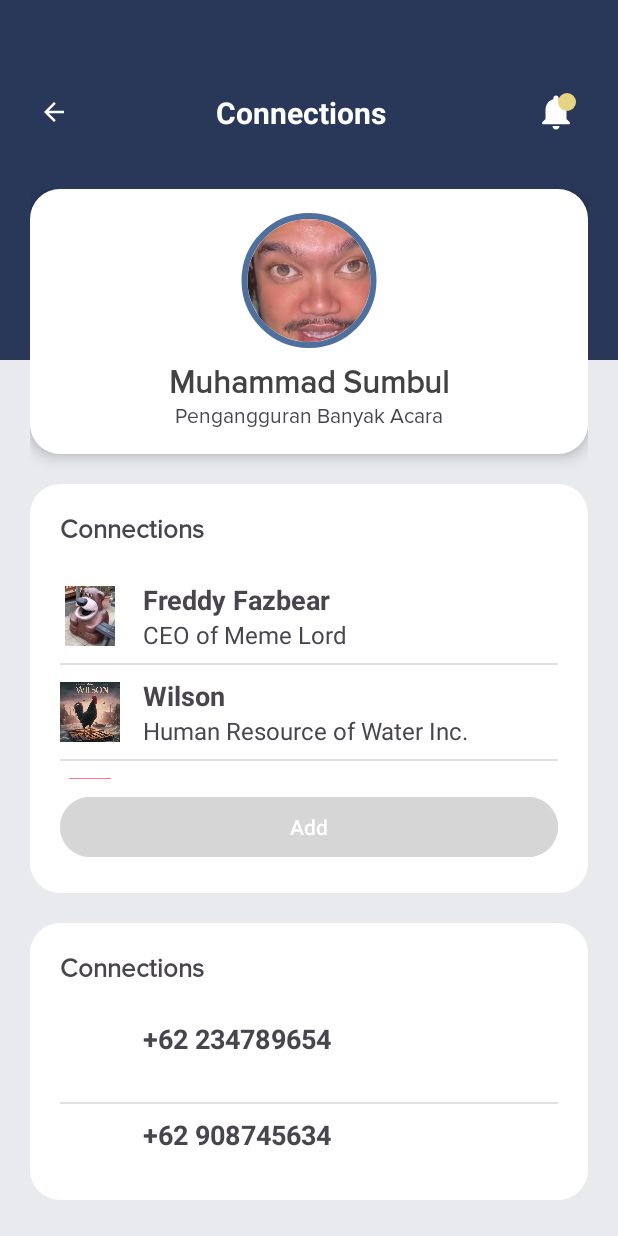
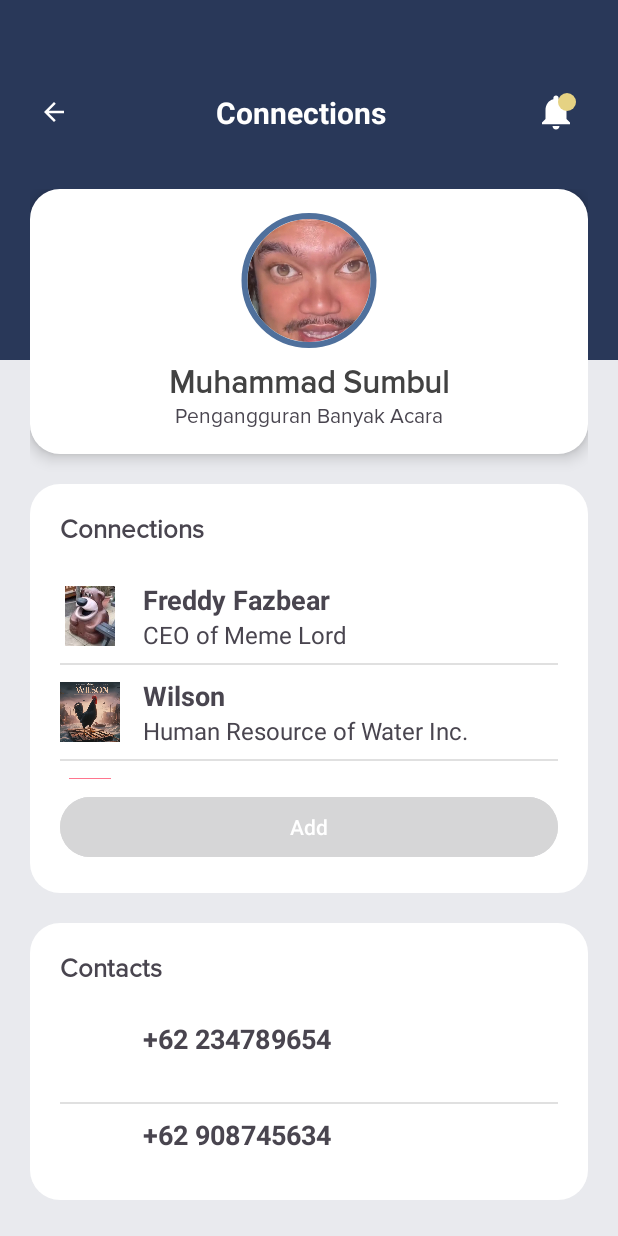
Before and after one commit to Sh1rush1i/Android-Job-Vacancy-App, an Android app: the ConnectionsActvity screen opened directly, with no data from a screen before it, on a phone screen of 412 x 824 dp. Run offline under Robolectric (Android 15) with nearby library versions, the phone set to English and light mode, and no system bars; our stand-ins replace CircleImageView.

Commit message:
Assesment 2

```diff
--- a/app/src/main/java/com/example/pepebeem/ConnectionsActvity.kt
+++ b/app/src/main/java/com/example/pepebeem/ConnectionsActvity.kt
@@ -19,21 +19,18 @@ class ConnectionsActvity  : AppCompatActivity() {
         WindowCompat.setDecorFitsSystemWindows(
             window,false
         )
-
         val backBtn = findViewById<ImageView>(R.id.backBtn)
         backBtn.setOnClickListener {
             val intent = Intent(this, ProfileActivity::class.java)
             startActivity(intent)
             finish()
         }
-
         val notificationbtn = findViewById<ImageView>(R.id.notificationbtn)
         notificationbtn.setOnClickListener {
             val intent = Intent(this, NotificationActivity::class.java)
             startActivity(intent)
             finish()
         }
-
         // siapin variable array yang mempunyai nilai
         val namanama = arrayOf<String>(
             "Freddy Fazbear",
@@ -42,7 +39,6 @@ class ConnectionsActvity  : AppCompatActivity() {
             "Bill",
             "El Gato"
             )
-
         val desc = arrayOf<String>(
             "CEO of Meme Lord",
             "Human Resource of Water Inc.",
@@ -50,7 +46,6 @@ class ConnectionsActvity  : AppCompatActivity() {
             "CEO of Mining Company",
             "Vet"
             )
-
         val fotofoto = arrayOf<Int>(
             R.drawable.fazbear,
             R.drawable.wilson,
@@ -58,16 +53,13 @@ class ConnectionsActvity  : AppCompatActivity() {
             R.drawable.bill,
             R.drawable.elgato
         )
-
         val fotofoto1 = arrayOf<Int>(
-            R.drawable.ic_notifications_white_24dp,
-            R.drawable.ic_notifications_white_24dp,
-            R.drawable.ic_notifications_white_24dp,
-            R.drawable.ic_notifications_white_24dp,
-            R.drawable.ic_notifications_white_24dp,
-
+            R.drawable.circularbordersolid,
+            R.drawable.circularbordersolid,
+            R.drawable.circularbordersolid,
+            R.drawable.circularbordersolid,
+            R.drawable.circularbordersolid
         )
-
         val noTelp = arrayOf<String>(
             "+62 234789654",
             "+62 908745634",
@@ -75,7 +67,6 @@ class ConnectionsActvity  : AppCompatActivity() {
             "+62 476329874",
             "+62 765904561"
         )
-
         val none1 = arrayOf<String>(
             "",
             "",
@@ -83,7 +74,6 @@ class ConnectionsActvity  : AppCompatActivity() {
             "",
             ""
         )
-
         val Deskripsi = arrayOf<String>(
             "Lorem ipsum dolor sit amet, consectetur adipiscing elit. Ut tempor ex volutpat consectetur efficitur. Fusce efficitur, erat pretium lacinia tincidunt, magna orci mattis orci, non porttitor diam justo sodales elit. Donec elementum quis quam at sagittis. Donec eu dolor rhoncus, rhoncus lectus a, ultricies quam. Curabitur pretium aliquam tortor ac dignissim. Nulla a orci scelerisque, finibus leo nec, suscipit enim. Duis vel tempus nunc, at mattis nisi. Lorem ipsum dolor sit amet, consectetur adipiscing elit. Sed ac lacus vulputate, scelerisque tortor quis, volutpat odio.",
             "Lorem ipsum dolor sit amet, consectetur adipiscing elit. Ut tempor ex volutpat consectetur efficitur. Fusce efficitur, erat pretium lacinia tincidunt, magna orci mattis orci, non porttitor diam justo sodales elit. Donec elementum quis quam at sagittis. Donec eu dolor rhoncus, rhoncus lectus a, ultricies quam. Curabitur pretium aliquam tortor ac dignissim. Nulla a orci scelerisque, finibus leo nec, suscipit enim. Duis vel tempus nunc, at mattis nisi. Lorem ipsum dolor sit amet, consectetur adipiscing elit. Sed ac lacus vulputate, scelerisque tortor quis, volutpat odio.",
@@ -91,30 +81,33 @@ class ConnectionsActvity  : AppCompatActivity() {
             "Lorem ipsum dolor sit amet, consectetur adipiscing elit. Ut tempor ex volutpat consectetur efficitur. Fusce efficitur, erat pretium lacinia tincidunt, magna orci mattis orci, non porttitor diam justo sodales elit. Donec elementum quis quam at sagittis. Donec eu dolor rhoncus, rhoncus lectus a, ultricies quam. Curabitur pretium aliquam tortor ac dignissim. Nulla a orci scelerisque, finibus leo nec, suscipit enim. Duis vel tempus nunc, at mattis nisi. Lorem ipsum dolor sit amet, consectetur adipiscing elit. Sed ac lacus vulputate, scelerisque tortor quis, volutpat odio.",
             "Lorem ipsum dolor sit amet, consectetur adipiscing elit. Ut tempor ex volutpat consectetur efficitur. Fusce efficitur, erat pretium lacinia tincidunt, magna orci mattis orci, non porttitor diam justo sodales elit. Donec elementum quis quam at sagittis. Donec eu dolor rhoncus, rhoncus lectus a, ultricies quam. Curabitur pretium aliquam tortor ac dignissim. Nulla a orci scelerisque, finibus leo nec, suscipit enim. Duis vel tempus nunc, at mattis nisi. Lorem ipsum dolor sit amet, consectetur adipiscing elit. Sed ac lacus vulputate, scelerisque tortor quis, volutpat odio."
         )
-
-
         val list1 = findViewById<ListView>(R.id.listview1)
         list1.adapter = listAdapter(this, noTelp, fotofoto1 , none1 )
         list1.setOnItemClickListener { adapterView, view, position, id ->
-
+            val clipboardText = desc.getOrNull(position) ?: ""
+            if (clipboardText.isNotEmpty()) {
+                copyToClipboard(clipboardText)
+                Toast.makeText(this, "Contact number copied to clipboard", Toast.LENGTH_SHORT).show()
+            }
         }
-
         // definisi list view
         val list = findViewById<ListView>(R.id.listview)
         list.adapter = listAdapter(this, namanama, fotofoto, desc)
         list.setOnItemClickListener { adapterView, view, position, id ->
             val intent = Intent(this, Profile1Activity::class.java)
-
             // Menyertakan data ekstra ke Intent
             intent.putExtra("nama", namanama[position])
             intent.putExtra("desc", desc[position])
             intent.putExtra("foto", fotofoto[position])
             intent.putExtra("notelp", noTelp[position])
             intent.putExtra("deskripsi", Deskripsi[position])
-
-
             // Memulai aktivitas dengan Intent yang dikonfigurasi
             startActivity(intent)
         }
     }
+    private fun copyToClipboard(text: String) {
+        val clipboardManager = getSystemService(Context.CLIPBOARD_SERVICE) as ClipboardManager
+        val clipData = ClipData.newPlainText("Copied Text", text)
+        clipboardManager.setPrimaryClip(clipData)
+    }
 }
--- a/app/src/main/java/com/example/pepebeem/Profile1Activity.kt
+++ b/app/src/main/java/com/example/pepebeem/Profile1Activity.kt
@@ -1,14 +1,10 @@
 package com.example.pepebeem
 
-import android.content.ClipData
-import android.content.ClipboardManager
-import android.content.Context
+
 import android.content.Intent
 import android.os.Bundle
 import android.widget.ImageView
-import android.widget.ListView
 import android.widget.TextView
-import android.widget.Toast
 import androidx.appcompat.app.AppCompatActivity
 import androidx.core.view.WindowCompat
 import de.hdodenhof.circleimageview.CircleImageView
--- a/app/src/main/res/layout/connections.xml
+++ b/app/src/main/res/layout/connections.xml
@@ -12,7 +12,6 @@
         android:layout_width="match_parent"
         android:layout_height="240dp"
         android:background="@color/blue" />
-
     <!--Top Header Layout-->
     <LinearLayout
         android:id="@+id/topbar"
@@ -22,19 +21,16 @@
         android:gravity="center_vertical"
         android:padding="16dp"
         android:layout_marginTop="34dp">
-
         <ImageView
             android:id="@+id/backBtn"
             android:layout_width="40dp"
             android:layout_height="40dp"
             android:padding="10dp"
             android:src="@drawable/ic_arrow_back_24dp" />
-
         <Space
             android:layout_width="wrap_content"
             android:layout_height="wrap_content"
             android:layout_weight="1" />
-
         <TextView
             android:layout_width="wrap_content"
             android:layout_height="wrap_content"
@@ -42,16 +38,13 @@
             android:textColor="@color/white2"
             android:textSize="20sp"
             android:textStyle="bold"/>
-
         <Space
             android:layout_width="wrap_content"
             android:layout_height="wrap_content"
             android:layout_weight="1" />
-
         <RelativeLayout
             android:layout_width="50dp"
             android:layout_height="50dp">
-
             <ImageView
                 android:id="@+id/notificationbtn"
                 android:layout_width="40dp"
@@ -59,7 +52,6 @@
                 android:layout_centerInParent="true"
                 android:padding="6dp"
                 android:src="@drawable/ic_notifications_white_24dp" />
-
             <ImageView
                 android:layout_width="20dp"
                 android:layout_height="20dp"
@@ -72,15 +64,12 @@
                 android:padding="4dp"
                 android:src="@drawable/circleyellowfil" />
         </RelativeLayout>
-
     </LinearLayout>
-
     <RelativeLayout
         android:layout_width="match_parent"
         android:layout_height="match_parent"
         android:scrollbars="none"
         android:layout_below="@+id/topbar">
-
         <LinearLayout
             android:layout_width="match_parent"
             android:layout_height="match_parent"
@@ -88,7 +77,6 @@
             android:paddingLeft="20dp"
             android:paddingTop="10dp"
             android:paddingRight="20dp">
-
             <!--Top Profile Section -->
             <LinearLayout
                 android:layout_width="match_parent"
@@ -98,7 +86,6 @@
                 android:orientation="vertical"
                 android:padding="16dp"
                 android:elevation="6dp">
-
                 <de.hdodenhof.circleimageview.CircleImageView
                     xmlns:app="http://schemas.android.com/apk/res-auto"
                     android:id="@+id/profile_image"
@@ -107,7 +94,6 @@
                     android:src="@drawable/pp"
                     app:civ_border_width="4dp"
                     app:civ_border_color="@color/bluelight"/>
-
                 <LinearLayout
                     android:layout_width="wrap_content"
                     android:layout_height="wrap_content"
@@ -122,7 +108,6 @@
                         android:layout_gravity="center"
                         android:textSize="21sp"
                         android:textStyle="bold" />
-
                     <TextView
                         android:layout_width="wrap_content"
                         android:layout_height="wrap_content"
@@ -130,16 +115,8 @@
                         android:text="Pengangguran Banyak Acara"
                         android:layout_gravity="center"
                         android:textSize="14sp" />
-
-
                 </LinearLayout>
-
-
-
             </LinearLayout>
-
-
-
             <!--Experience Bottom Cards-->
             <LinearLayout
                 android:id="@+id/experience1"
@@ -149,11 +126,9 @@
                 android:layout_marginTop="20dp"
                 android:background="@drawable/circularbordersolid"
                 android:padding="20dp">
-
                 <LinearLayout
                     android:layout_width="match_parent"
                     android:layout_height="wrap_content">
-
                     <TextView
                         android:layout_width="wrap_content"
                         android:layout_height="wrap_content"
@@ -162,19 +137,15 @@
                         android:textSize="17sp"
                         android:textStyle="bold"
                         android:layout_marginBottom="15dp"/>
-
                     <Space
                         android:layout_width="wrap_content"
                         android:layout_height="wrap_content"
                         android:layout_weight="1" />
-
-
                 </LinearLayout>
                 <ListView
                     android:layout_width="match_parent"
                     android:layout_height="140dp"
                     android:id="@+id/listview"></ListView>
-
                 <Button
                     android:id="@+id/socmed1"
                     android:layout_width="match_parent"
@@ -184,7 +155,6 @@
                     android:text="Add"
                     />
                 </LinearLayout>
-
             <LinearLayout
                 android:id="@+id/experience"
                 android:layout_width="match_parent"
@@ -194,32 +164,26 @@
                 android:layout_marginTop="20dp"
                 android:background="@drawable/circularbordersolid"
                 android:padding="20dp">
-
                 <LinearLayout
                     android:layout_width="match_parent"
                     android:layout_height="wrap_content">
-
                     <TextView
                         android:layout_width="wrap_content"
                         android:layout_height="wrap_content"
-                        android:text="Connections"
+                        android:text="Contacts"
                         android:fontFamily="@font/proximanovaregular"
                         android:textSize="17sp"
                         android:textStyle="bold"
                         android:layout_marginBottom="15dp"/>
-
                     <Space
                         android:layout_width="wrap_content"
                         android:layout_height="wrap_content"
                         android:layout_weight="1" />
-
-
                 </LinearLayout>
                 <ListView
                     android:layout_width="match_parent"
                     android:layout_height="140dp"
                     android:id="@+id/listview1"></ListView>
-
                 <Button
                     android:id="@+id/socmed"
                     android:layout_width="match_parent"
@@ -229,7 +193,6 @@
                     android:text="Add"
                     />
             </LinearLayout>
-
         </LinearLayout>
     </RelativeLayout>
 </RelativeLayout>
```
Also changed, not shown: app/src/main/java/com/example/pepebeem/SocmedActivity.kt (+0 -15 lines), app/src/main/java/com/example/pepebeem/WebViewActivity.kt (+0 -7 lines), app/src/main/res/layout/profile1.xml (+5 -22 lines), app/src/main/res/layout/socmed.xml (+1 -29 lines).
